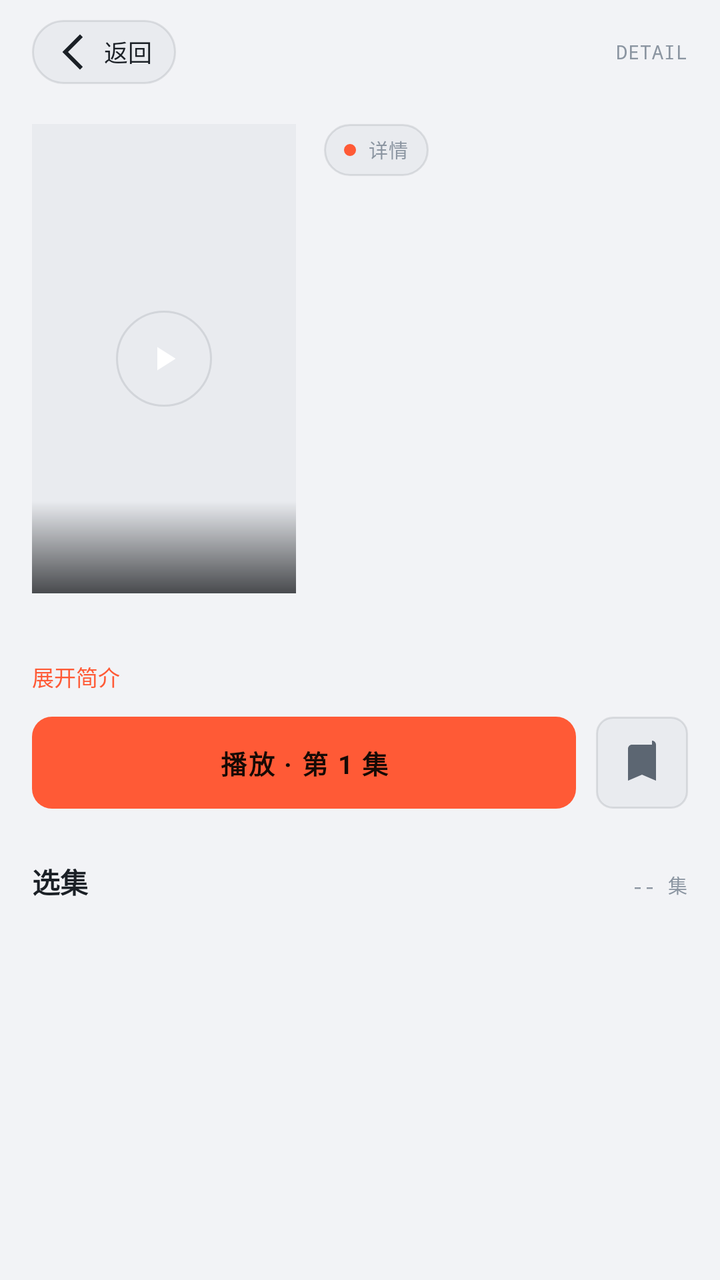
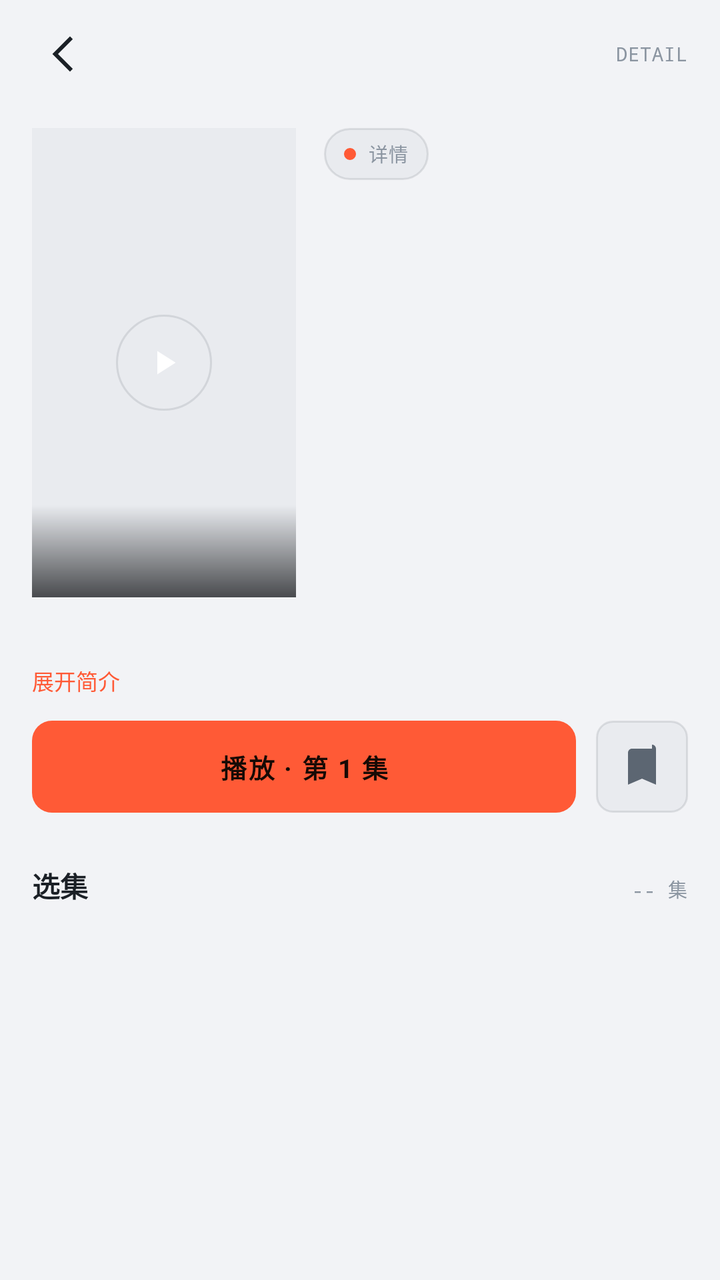

Screens rendered from an Android XML layout before and after an edit, with the pre-edit source and the edit as a unified diff.
<!-- AndroidManifest.xml: application theme Theme.LateShow -->
<!-- res/layout/activity_play.xml -->
<?xml version="1.0" encoding="utf-8"?>
<LinearLayout xmlns:android="http://schemas.android.com/apk/res/android"
    xmlns:app="http://schemas.android.com/apk/res-auto"
    android:layout_width="match_parent"
    android:layout_height="match_parent"
    android:orientation="vertical">

    
    <LinearLayout
        android:layout_width="match_parent"
        android:layout_height="wrap_content"
        android:orientation="horizontal"
        android:gravity="center_vertical"
        android:paddingLeft="16dp"
        android:paddingRight="16dp"
        android:paddingTop="10dp"
        android:paddingBottom="6dp">

        <TextView
            android:id="@+id/btnBack"
            android:layout_width="wrap_content"
            android:layout_height="32dp"
            android:gravity="center_vertical"
            android:paddingLeft="10dp"
            android:paddingRight="12dp"
            android:background="@drawable/bg_capsule"
            android:drawableStart="@drawable/ic_back"
            android:drawablePadding="2dp"
            android:text="返回"
            android:textSize="12sp"
            android:textColor="@color/t1" />

        <Space android:layout_width="0dp" android:layout_height="1dp" android:layout_weight="1" />

        <TextView
            android:id="@+id/breadcrumb"
            style="@style/MetaLabel"
            android:layout_width="wrap_content"
            android:layout_height="wrap_content"
            android:text="DETAIL" />
    </LinearLayout>

    <ScrollView
        android:layout_width="match_parent"
        android:layout_height="match_parent">

        <LinearLayout
            android:layout_width="match_parent"
            android:layout_height="wrap_content"
            android:orientation="vertical">

            
            <androidx.constraintlayout.widget.ConstraintLayout
                android:id="@+id/playerContainer"
                android:layout_width="match_parent"
                android:layout_height="wrap_content"
                android:background="#000000"
                android:visibility="gone">

                <androidx.media3.ui.PlayerView
                    android:id="@+id/playerView"
                    android:layout_width="0dp"
                    android:layout_height="0dp"
                    app:layout_constraintDimensionRatio="16:9"
                    app:layout_constraintTop_toTopOf="parent"
                    app:layout_constraintBottom_toBottomOf="parent"
                    app:layout_constraintStart_toStartOf="parent"
                    app:layout_constraintEnd_toEndOf="parent"
                    app:surface_type="surface_view"
                    app:show_buffering="when_playing" />

                <TextView
                    android:id="@+id/seekOverlay"
                    android:layout_width="wrap_content"
                    android:layout_height="wrap_content"
                    android:layout_margin="12dp"
                    android:gravity="center"
                    android:paddingLeft="14dp"
                    android:paddingRight="14dp"
                    android:paddingTop="7dp"
                    android:paddingBottom="7dp"
                    android:background="@drawable/bg_chip_dark"
                    android:textSize="12sp"
                    android:textColor="#FFFFFF"
                    android:fontFamily="monospace"
                    android:visibility="gone"
                    app:layout_constraintTop_toTopOf="parent"
                    app:layout_constraintBottom_toBottomOf="parent"
                    app:layout_constraintStart_toStartOf="parent"
                    app:layout_constraintEnd_toEndOf="parent" />
            </androidx.constraintlayout.widget.ConstraintLayout>

            
            <LinearLayout
                android:layout_width="match_parent"
                android:layout_height="wrap_content"
                android:orientation="horizontal"
                android:paddingLeft="16dp"
                android:paddingRight="16dp"
                android:paddingTop="14dp">

                <androidx.constraintlayout.widget.ConstraintLayout
                    android:id="@+id/posterBox"
                    android:layout_width="132dp"
                    android:layout_height="wrap_content">

                    <ImageView
                        android:id="@+id/cover"
                        android:layout_width="0dp"
                        android:layout_height="0dp"
                        android:scaleType="centerCrop"
                        android:background="@color/ink700"
                        app:layout_constraintDimensionRatio="9:16"
                        app:layout_constraintTop_toTopOf="parent"
                        app:layout_constraintBottom_toBottomOf="parent"
                        app:layout_constraintStart_toStartOf="parent"
                        app:layout_constraintEnd_toEndOf="parent" />

                    <View
                        android:layout_width="0dp"
                        android:layout_height="46dp"
                        android:background="@drawable/cover_fade"
                        app:layout_constraintBottom_toBottomOf="@id/cover"
                        app:layout_constraintStart_toStartOf="@id/cover"
                        app:layout_constraintEnd_toEndOf="@id/cover" />

                    <FrameLayout
                        android:id="@+id/btnPlayCover"
                        android:layout_width="48dp"
                        android:layout_height="48dp"
                        android:background="@drawable/bg_circle"
                        app:layout_constraintTop_toTopOf="@id/cover"
                        app:layout_constraintBottom_toBottomOf="@id/cover"
                        app:layout_constraintStart_toStartOf="@id/cover"
                        app:layout_constraintEnd_toEndOf="@id/cover">

                        <ImageView
                            android:layout_width="20dp"
                            android:layout_height="20dp"
                            android:layout_gravity="center"
                            android:src="@drawable/ic_play" />
                    </FrameLayout>
                </androidx.constraintlayout.widget.ConstraintLayout>

                <LinearLayout
                    android:layout_width="0dp"
                    android:layout_height="wrap_content"
                    android:layout_weight="1"
                    android:layout_marginLeft="14dp"
                    android:orientation="vertical">

                    <TextView
                        android:id="@+id/badge"
                        android:layout_width="wrap_content"
                        android:layout_height="26dp"
                        android:gravity="center_vertical"
                        android:paddingLeft="10dp"
                        android:paddingRight="10dp"
                        android:background="@drawable/bg_capsule"
                        android:drawableStart="@drawable/dot_acc"
                        android:drawablePadding="6dp"
                        style="@style/MetaLabel"
                        android:text="详情" />

                    <TextView
                        android:id="@+id/tvTitle"
                        android:layout_width="match_parent"
                        android:layout_height="wrap_content"
                        android:layout_marginTop="8dp"
                        android:textSize="18sp"
                        android:textStyle="bold"
                        android:textColor="@color/t1"
                        android:maxLines="3"
                        android:ellipsize="end" />

                    <TextView
                        android:id="@+id/tvMeta"
                        style="@style/MetaLabel"
                        android:layout_width="match_parent"
                        android:layout_height="wrap_content"
                        android:layout_marginTop="6dp"
                        android:text="" />
                </LinearLayout>
            </LinearLayout>

            <LinearLayout
                android:layout_width="match_parent"
                android:layout_height="wrap_content"
                android:orientation="vertical"
                android:paddingLeft="16dp"
                android:paddingRight="16dp">

                <TextView
                    android:id="@+id/tvDesc"
                    android:layout_width="match_parent"
                    android:layout_height="wrap_content"
                    android:layout_marginTop="12dp"
                    android:textSize="12.5sp"
                    android:textColor="@color/t2"
                    android:lineSpacingMultiplier="1.78"
                    android:maxLines="3"
                    android:ellipsize="end" />

                <TextView
                    android:id="@+id/btnToggleDesc"
                    android:layout_width="wrap_content"
                    android:layout_height="wrap_content"
                    android:layout_marginTop="4dp"
                    android:text="展开简介"
                    android:textSize="11sp"
                    android:textColor="@color/acc" />

                
                <LinearLayout
                    android:layout_width="match_parent"
                    android:layout_height="wrap_content"
                    android:layout_marginTop="12dp"
                    android:orientation="horizontal"
                    android:gravity="center_vertical">

                    <TextView
                        android:id="@+id/btnPlay"
                        android:layout_width="0dp"
                        android:layout_weight="1"
                        android:layout_height="46dp"
                        android:gravity="center"
                        android:background="@drawable/bg_btn_main"
                        android:text="播放 · 第 1 集"
                        android:textSize="13sp"
                        android:textStyle="bold"
                        android:textColor="@color/accInk"
                        android:letterSpacing="0.06" />

                    <ImageButton
                        android:id="@+id/btnFav"
                        android:layout_width="46dp"
                        android:layout_height="46dp"
                        android:layout_marginLeft="10dp"
                        android:background="@drawable/bg_smbtn"
                        android:src="@drawable/ic_bookmark"
                        android:contentDescription="收藏" />
                </LinearLayout>

                
                <androidx.recyclerview.widget.RecyclerView
                    android:id="@+id/lines"
                    android:layout_width="match_parent"
                    android:layout_height="wrap_content"
                    android:layout_marginTop="14dp"
                    android:clipToPadding="false" />

                
                <LinearLayout
                    android:layout_width="match_parent"
                    android:layout_height="wrap_content"
                    android:layout_marginTop="12dp"
                    android:orientation="horizontal">

                    <TextView
                        android:layout_width="0dp"
                        android:layout_weight="1"
                        android:layout_height="wrap_content"
                        android:text="选集"
                        android:textSize="14sp"
                        android:textStyle="bold"
                        android:textColor="@color/t1" />

                    <TextView
                        android:id="@+id/epCount"
                        style="@style/MetaLabel"
                        android:layout_width="wrap_content"
                        android:layout_height="wrap_content"
                        android:text="-- 集" />
                </LinearLayout>

                <androidx.recyclerview.widget.RecyclerView
                    android:id="@+id/epGrid"
                    android:layout_width="match_parent"
                    android:layout_height="wrap_content"
                    android:layout_marginTop="8dp"
                    android:nestedScrollingEnabled="false" />
            </LinearLayout>
        </LinearLayout>
    </ScrollView>
</LinearLayout>
<!-- resources referenced by this layout -->
<resources>
  <color name="acc">#FF5A36</color>
  <color name="accInk">#170A05</color>
  <color name="ink700">#E9EBEF</color>
  <color name="t1">#1B2026</color>
  <color name="t2">#5C6672</color>
  <!-- drawable bg_btn_main (drawable) -->
  <?xml version="1.0" encoding="utf-8"?>
  <shape xmlns:android="http://schemas.android.com/apk/res/android" android:shape="rectangle">
      <solid android:color="@color/acc" />
      <corners android:radius="10dp" />
  </shape>
  <!-- drawable bg_capsule (drawable) -->
  <?xml version="1.0" encoding="utf-8"?>
  <shape xmlns:android="http://schemas.android.com/apk/res/android" android:shape="rectangle">
      <solid android:color="@color/ink700" />
      <stroke android:width="1dp" android:color="@color/line" />
      <corners android:radius="999dp" />
  </shape>
  <!-- drawable bg_chip_dark (drawable) -->
  <?xml version="1.0" encoding="utf-8"?>
  <shape xmlns:android="http://schemas.android.com/apk/res/android" android:shape="rectangle">
      <solid android:color="#99101318" />
      <corners android:radius="999dp" />
  </shape>
  <!-- drawable bg_circle (drawable) -->
  <?xml version="1.0" encoding="utf-8"?>
  <shape xmlns:android="http://schemas.android.com/apk/res/android" android:shape="oval">
      <solid android:color="@color/ink700" />
      <stroke android:width="1dp" android:color="@color/line" />
  </shape>
  <!-- drawable bg_smbtn (drawable) -->
  <?xml version="1.0" encoding="utf-8"?>
  <shape xmlns:android="http://schemas.android.com/apk/res/android" android:shape="rectangle">
      <solid android:color="@color/ink700" />
      <stroke android:width="1dp" android:color="@color/line" />
      <corners android:radius="8dp" />
  </shape>
  <!-- drawable cover_fade (drawable) -->
  <?xml version="1.0" encoding="utf-8"?>
  <shape xmlns:android="http://schemas.android.com/apk/res/android" android:shape="rectangle">
      <gradient android:angle="270" android:startColor="#000A0C0F" android:endColor="#B80A0C0F" />
  </shape>
  <!-- drawable dot_acc (drawable) -->
  <?xml version="1.0" encoding="utf-8"?>
  <shape xmlns:android="http://schemas.android.com/apk/res/android" android:shape="oval">
      <solid android:color="@color/acc" />
      <size android:width="6dp" android:height="6dp" />
  </shape>
  <!-- drawable ic_back (drawable) -->
  <?xml version="1.0" encoding="utf-8"?>
  <vector xmlns:android="http://schemas.android.com/apk/res/android" android:width="24dp" android:height="24dp" android:viewportWidth="24" android:viewportHeight="24">
      <path android:fillColor="@color/t1" android:pathData="M15.4,4.6L14,3.2 5.2,12l8.8,8.8 1.4,-1.4L8,12z"/>
  </vector>
  <!-- drawable ic_bookmark (drawable) -->
  <?xml version="1.0" encoding="utf-8"?>
  <vector xmlns:android="http://schemas.android.com/apk/res/android" android:width="24dp" android:height="24dp" android:viewportWidth="24" android:viewportHeight="24">
      <path android:fillColor="@color/t2" android:pathData="M17,3H7c-1.1,0 -2,0.9 -2,2v16l7,-3 7,3V3c0,-1.1 -0.9,-2 -2,-2z"/>
  </vector>
  <!-- drawable ic_play (drawable) -->
  <?xml version="1.0" encoding="utf-8"?>
  <vector xmlns:android="http://schemas.android.com/apk/res/android" android:width="24dp" android:height="24dp" android:viewportWidth="24" android:viewportHeight="24">
      <path android:fillColor="#FFFFFF" android:pathData="M8,5v14l11,-7z"/>
  </vector>
  <style name="MetaLabel" parent="Mono">
          <item name="android:textSize">9.5sp</item>
          <item name="android:textColor">@color/t3</item>
          <item name="android:textAllCaps">true</item>
      </style>
  <color name="line">#1A12181F</color>
  <style name="Mono">
          <item name="android:fontFamily">monospace</item>
          <item name="android:fontFeatureSettings">tnum</item>
          <item name="android:letterSpacing">0.04</item>
      </style>
  <color name="t3">#8B95A1</color>
  <color name="ink900">#F2F3F6</color>
  <color name="ink800">#FFFFFF</color>
  <!-- unchanged entries left out for length: 1 -->
</resources>

<!-- the commit's change to res/layout/activity_play.xml (unified diff, before → after) -->
@@ -16,19 +16,14 @@
         android:paddingTop="10dp"
         android:paddingBottom="6dp">
 
-        <TextView
+        <ImageButton
             android:id="@+id/btnBack"
-            android:layout_width="wrap_content"
-            android:layout_height="32dp"
-            android:gravity="center_vertical"
-            android:paddingLeft="10dp"
-            android:paddingRight="12dp"
-            android:background="@drawable/bg_capsule"
-            android:drawableStart="@drawable/ic_back"
-            android:drawablePadding="2dp"
-            android:text="返回"
-            android:textSize="12sp"
-            android:textColor="@color/t1" />
+            android:layout_width="34dp"
+            android:layout_height="34dp"
+            android:padding="6dp"
+            android:background="@null"
+            android:src="@drawable/ic_back"
+            android:contentDescription="返回" />
 
         <Space android:layout_width="0dp" android:layout_height="1dp" android:layout_weight="1" />
 
